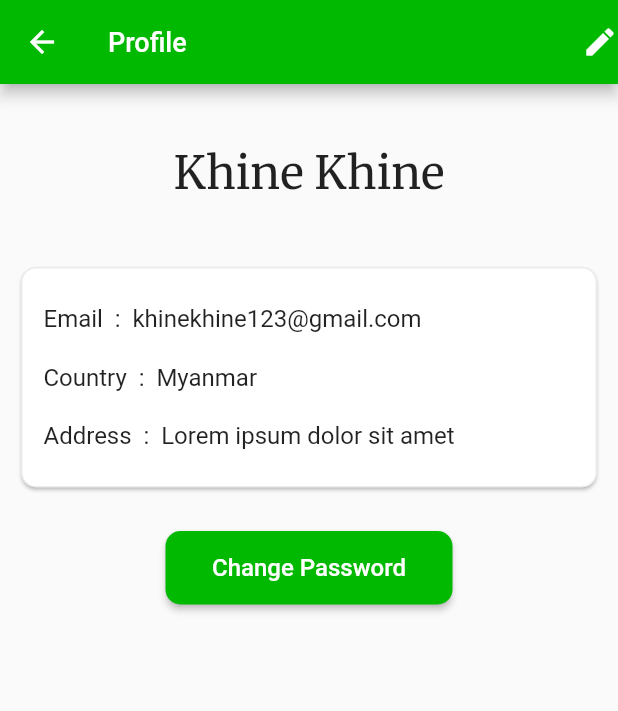
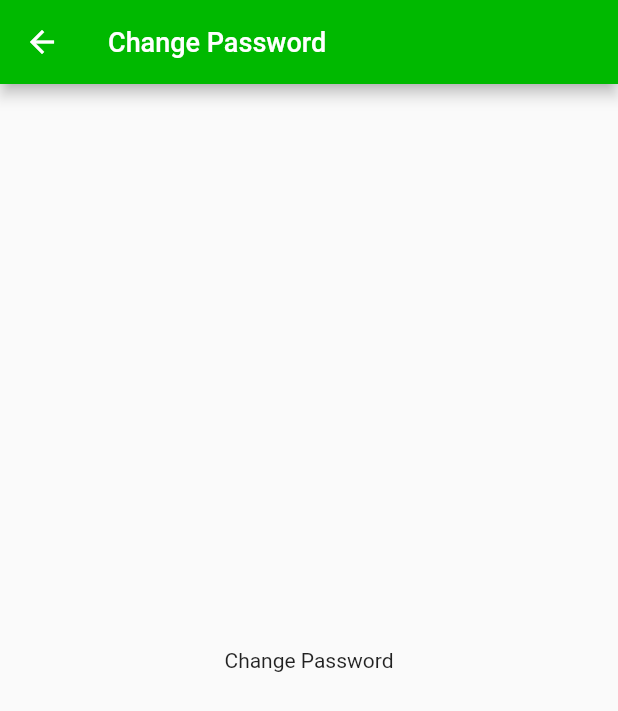
Before and after one commit to thingaha/thingaha-mobile, a Flutter app: the Profile screen opened directly, after a tap on "Change Password", on a phone screen of 412 x 824 dp. Shown: the top 711 px of the screen. Run offline on Flutter 3.47's test engine with Material 2 defaults, Android fonts, the phone set to English and light mode, and no system bars; our stand-ins replace carousel_slider, google_fonts.

Commit message:
added new pages

```diff
--- /dev/null
+++ b/thingaha/lib/screen/change_password.dart
@@ -0,0 +1,21 @@
+import 'package:flutter/material.dart';
+import 'package:thingaha/helper/custom_appbar.dart';
+import 'package:thingaha/util/string_constants.dart';
+
+class ChangePassword extends StatefulWidget {
+  @override
+  _ChangePasswordState createState() => _ChangePasswordState();
+}
+
+class _ChangePasswordState extends State<ChangePassword> {
+  @override
+  Widget build(BuildContext context) {
+    return Scaffold(
+      appBar: CustomAppBar(title: txt_change_password), // year name which was passed from all students year list
+      body: Center(
+        child: Text(txt_change_password),
+      ),
+    );
+  }
+
+}
--- a/thingaha/lib/screen/profile.dart
+++ b/thingaha/lib/screen/profile.dart
@@ -2,9 +2,10 @@ import 'package:flutter/material.dart';
 import 'package:google_fonts/google_fonts.dart';
 import 'package:thingaha/helper/custom_appbar.dart';
 import 'package:thingaha/helper/custom_cardview.dart';
-import 'package:thingaha/helper/reusable_widget.dart';
 import 'package:thingaha/helper/title_and_text_with_column.dart';
 import 'package:thingaha/model/donor.dart';
+import 'package:thingaha/screen/change_password.dart';
+import 'package:thingaha/screen/edit_profile.dart';
 import 'package:thingaha/util/string_constants.dart';
 import 'package:thingaha/util/style_constants.dart';
 
@@ -20,7 +21,11 @@ class _ProfileState extends State<Profile> {
       appBar: CustomAppBar(
           title: txt_profile,
           actionButton: [
-            Icon(Icons.edit, color: Colors.white)
+            IconButton(
+              icon: Icon(Icons.edit, color: Colors.white),
+              onPressed: () {
+                Navigator.push(context, MaterialPageRoute(builder: (context) => EditProfile()));
+              })
           ],
       ),
       body: _buildProfile()
@@ -70,7 +75,9 @@ class _ProfileState extends State<Profile> {
     Widget changePassword = Container(
       margin: EdgeInsets.symmetric(vertical: 25.0),
       child: MaterialButton(
-        onPressed: () {},
+        onPressed: () {
+          Navigator.push(context, MaterialPageRoute(builder: (context) => ChangePassword()));
+        },
         color: kPrimaryColor,
         shape: RoundedRectangleBorder(
             borderRadius: BorderRadius.circular(10.0)
--- a/thingaha/lib/util/string_constants.dart
+++ b/thingaha/lib/util/string_constants.dart
@@ -25,3 +25,4 @@ String txt_parentOccupation = "Parent's Occupation";
 String txt_address = "Address";
 String txt_country = "Country";
 String txt_change_password = "Change Password";
+String txt_edit_profile = "Edit Profile";
```
Also changed, not shown: thingaha/lib/screen/edit_profile.dart (added, +21 -0 lines).
